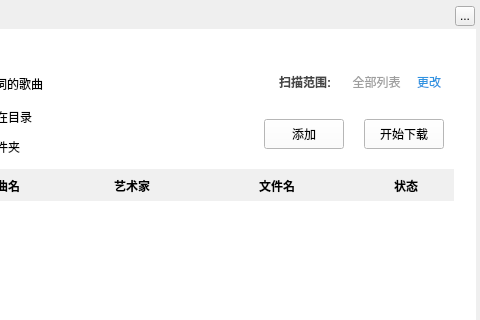
The window that TTKModule/TTKWidget/musicUiKits/musicLrcKits/musiclrcdownloadbatchwidget.ui (Greedysky/TTKMusicPlayer) describes before a commit, drawn with Qt 5; both pictures show x 130 to 610 and y 0 to 320 of the 610 by 520 pixel window.
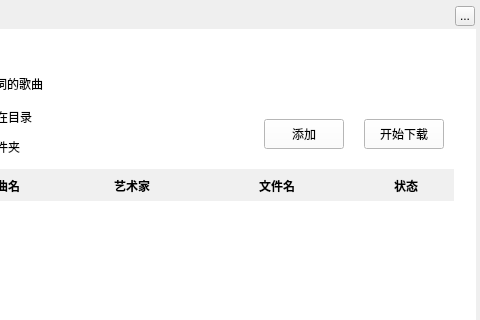
The same window after the commit. Custom widgets are drawn as their Qt base class.

Diff of the .ui file:
```diff
--- a/TTKModule/TTKWidget/musicUiKits/musicLrcKits/musiclrcdownloadbatchwidget.ui
+++ b/TTKModule/TTKWidget/musicUiKits/musicLrcKits/musiclrcdownloadbatchwidget.ui
@@ -67,60 +67,6 @@
    <property name="styleSheet">
     <string notr="true">background:white;</string>
    </property>
-   <widget class="QLabel" name="label">
-    <property name="geometry">
-     <rect>
-      <x>405</x>
-      <y>43</y>
-      <width>60</width>
-      <height>20</height>
-     </rect>
-    </property>
-    <property name="styleSheet">
-     <string notr="true">font-weight:bold; color:#464646</string>
-    </property>
-    <property name="text">
-     <string>扫描范围:</string>
-    </property>
-   </widget>
-   <widget class="QLabel" name="itemLabel">
-    <property name="geometry">
-     <rect>
-      <x>465</x>
-      <y>43</y>
-      <width>75</width>
-      <height>20</height>
-     </rect>
-    </property>
-    <property name="styleSheet">
-     <string notr="true">color:#9F9F9F</string>
-    </property>
-    <property name="text">
-     <string>全部列表</string>
-    </property>
-    <property name="alignment">
-     <set>Qt::AlignCenter</set>
-    </property>
-   </widget>
-   <widget class="MusicClickedLabel" name="modifiedItemButton">
-    <property name="geometry">
-     <rect>
-      <x>540</x>
-      <y>43</y>
-      <width>30</width>
-      <height>20</height>
-     </rect>
-    </property>
-    <property name="styleSheet">
-     <string notr="true">color:#2F93E1</string>
-    </property>
-    <property name="text">
-     <string>更改</string>
-    </property>
-    <property name="alignment">
-     <set>Qt::AlignCenter</set>
-    </property>
-   </widget>
    <widget class="QPushButton" name="addButton">
     <property name="geometry">
      <rect>
@@ -316,9 +262,16 @@
      <string>文件名</string>
     </property>
    </widget>
-   <zorder>label</zorder>
-   <zorder>itemLabel</zorder>
-   <zorder>modifiedItemButton</zorder>
+   <widget class="MusicSongItemSelectedAreaWidget" name="selectedAreaWidget" native="true">
+    <property name="geometry">
+     <rect>
+      <x>395</x>
+      <y>40</y>
+      <width>175</width>
+      <height>25</height>
+     </rect>
+    </property>
+   </widget>
    <zorder>addButton</zorder>
    <zorder>optionInfoWidget</zorder>
    <zorder>skipAlreadyLrcCheckBox</zorder>
@@ -339,18 +292,18 @@
   <zorder>topTitleCloseButton</zorder>
  </widget>
  <customwidgets>
-  <customwidget>
-   <class>MusicClickedLabel</class>
-   <extends>QLabel</extends>
-   <header>musicclickedlabel.h</header>
-   <container>1</container>
-  </customwidget>
   <customwidget>
    <class>MusicLrcDownloadBatchTableWidget</class>
    <extends>QWidget</extends>
    <header>musiclrcdownloadbatchwidget.h</header>
    <container>1</container>
   </customwidget>
+  <customwidget>
+   <class>MusicSongItemSelectedAreaWidget</class>
+   <extends>QWidget</extends>
+   <header>musicsongitemselectedareawidget.h</header>
+   <container>1</container>
+  </customwidget>
  </customwidgets>
  <resources/>
  <connections/>
```
Left out of the diff: 1 changed line with no effect on the pictures.
